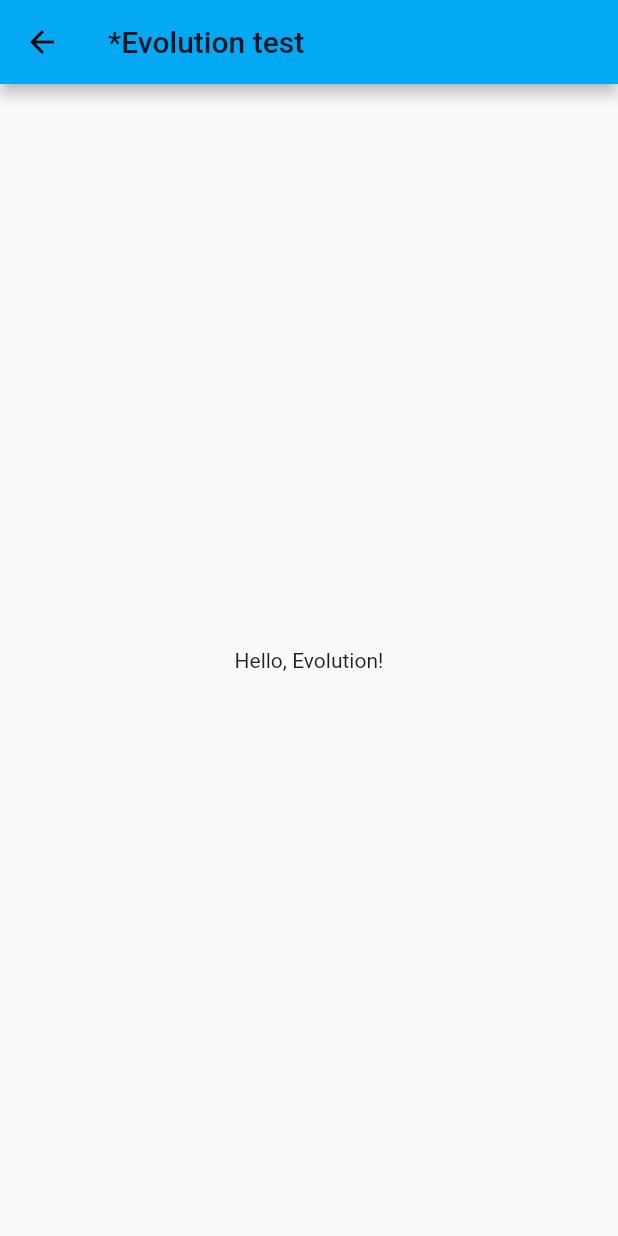
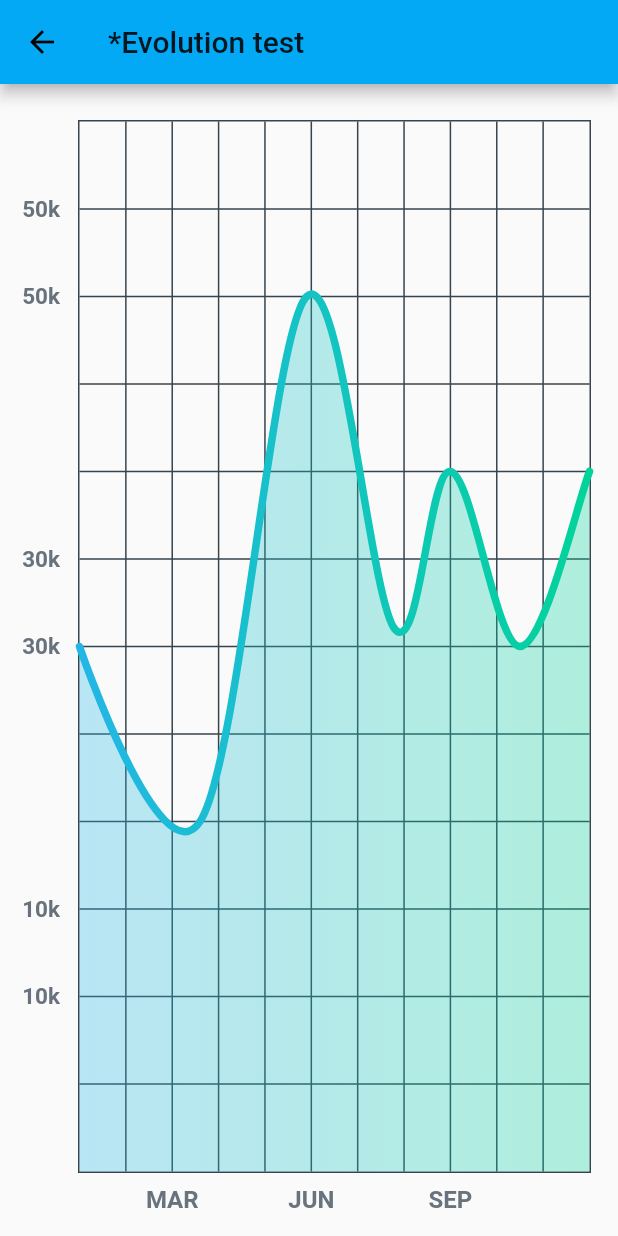
Before and after one commit to Mikaulin/siteica-user, a Flutter app: the EvolutionPage screen opened directly, on a phone screen of 412 x 824 dp. Run offline on Flutter 3.47's test engine with Material 2 defaults, Android fonts, the phone set to English and light mode, and no system bars; drawn by our look-alikes of fl_chart; our stand-ins replace flutter_map, geolocator, intro_slider, latlong, sqflite; missing offline and left inert: beacon_broadcast, beacons_plugin, bluetooth_enable, injector, sqflite_migration_service, uuid_enhanced; accounts and stored records are empty; generated files the repository leaves out were written again; statements that could not run were skipped.

Commit message:
Sample chart.

```diff
--- a/lib/ui/evolution.dart
+++ b/lib/ui/evolution.dart
@@ -1,9 +1,15 @@
+import 'package:fl_chart/fl_chart.dart';
 import 'package:flutter/material.dart';
 
 class EvolutionPage extends StatelessWidget {
   static Route<dynamic> route() => MaterialPageRoute(
     builder: (context) => EvolutionPage(),
   );
+
+  final List<Color> gradientColors = [
+    const Color(0xff23b6e6),
+    const Color(0xff02d39a),
+  ];
 
   @override
   Widget build(BuildContext context) {
@@ -12,8 +18,106 @@
         title: Text("*Evolution test"),
       ),
       body: Center(
-        child: Text("Hello, Evolution!"),
+        child: Padding(
+          padding: const EdgeInsets.only(right: 18.0, left: 12.0, top: 24, bottom: 12),
+          child: LineChart(
+            mainData(),
+          ),
+        ),
       ),
     );
   }
+
+  LineChartData mainData() {
+    return LineChartData(
+      gridData: FlGridData(
+        show: true,
+        drawVerticalLine: true,
+        getDrawingHorizontalLine: (value) {
+          return FlLine(
+            color: const Color(0xff37434d),
+            strokeWidth: 1,
+          );
+        },
+        getDrawingVerticalLine: (value) {
+          return FlLine(
+            color: const Color(0xff37434d),
+            strokeWidth: 1,
+          );
+        },
+      ),
+      titlesData: FlTitlesData(
+        show: true,
+        bottomTitles: SideTitles(
+          showTitles: true,
+          reservedSize: 22,
+          getTextStyles: (value) =>
+          const TextStyle(color: Color(0xff68737d), fontWeight: FontWeight.bold, fontSize: 16),
+          getTitles: (value) {
+            switch (value.toInt()) {
+              case 2:
+                return 'MAR';
+              case 5:
+                return 'JUN';
+              case 8:
+                return 'SEP';
+            }
+            return '';
+          },
+          margin: 8,
+        ),
+        leftTitles: SideTitles(
+          showTitles: true,
+          getTextStyles: (value) => const TextStyle(
+            color: Color(0xff67727d),
+            fontWeight: FontWeight.bold,
+            fontSize: 15,
+          ),
+          getTitles: (value) {
+            switch (value.toInt()) {
+              case 1:
+                return '10k';
+              case 3:
+                return '30k';
+              case 5:
+                return '50k';
+            }
+            return '';
+          },
+          reservedSize: 28,
+          margin: 12,
+        ),
+      ),
+      borderData:
+      FlBorderData(show: true, border: Border.all(color: const Color(0xff37434d), width: 1)),
+      minX: 0,
+      maxX: 11,
+      minY: 0,
+      maxY: 6,
+      lineBarsData: [
+        LineChartBarData(
+          spots: [
+            FlSpot(0, 3),
+            FlSpot(2.6, 2),
+            FlSpot(4.9, 5),
+            FlSpot(6.8, 3.1),
+            FlSpot(8, 4),
+            FlSpot(9.5, 3),
+            FlSpot(11, 4),
+          ],
+          isCurved: true,
+          colors: gradientColors,
+          barWidth: 5,
+          isStrokeCapRound: true,
+          dotData: FlDotData(
+            show: false,
+          ),
+          belowBarData: BarAreaData(
+            show: true,
+            colors: gradientColors.map((color) => color.withOpacity(0.3)).toList(),
+          ),
+        ),
+      ],
+    );
+  }
 }
--- a/pubspec.yaml
+++ b/pubspec.yaml
@@ -24,6 +24,7 @@
   beacon_broadcast: ^0.2.3
   beacons_plugin: ^2.0.0
   bluetooth_enable: ^0.1.1
+  fl_chart: ^0.36.1
   flutter:
     sdk: flutter
   flutter_localizations:
```
Also changed, not shown: pubspec.lock.
